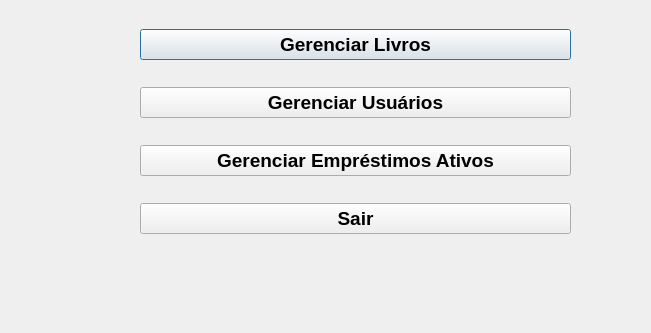
Old version of the form Teste-Menu/menuadministradorlogado.ui in the repository MateusRiba/Sistema-de-Biblioteca-CRUD; both pictures show x 0 to 651 and y 102 to 435 of the 737 by 435 pixel window.
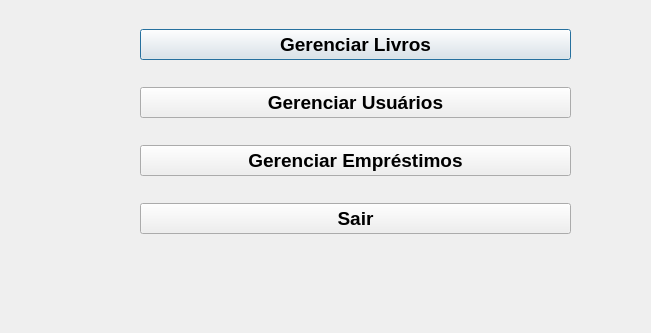
New version of the form.

Commit message: adicionando gerenciamento de empréstimos funcional e atualização do banco

```diff
--- a/Teste-Menu/menuadministradorlogado.ui
+++ b/Teste-Menu/menuadministradorlogado.ui
@@ -46,7 +46,7 @@
     <item>
      <widget class="QPushButton" name="pushButton">
       <property name="text">
-       <string>Gerenciar Empréstimos Ativos</string>
+       <string>Gerenciar Empréstimos</string>
       </property>
      </widget>
     </item>
```
Left out of the diff: 2 changed lines with no effect on the pictures. The commit also changes 28 other files.
